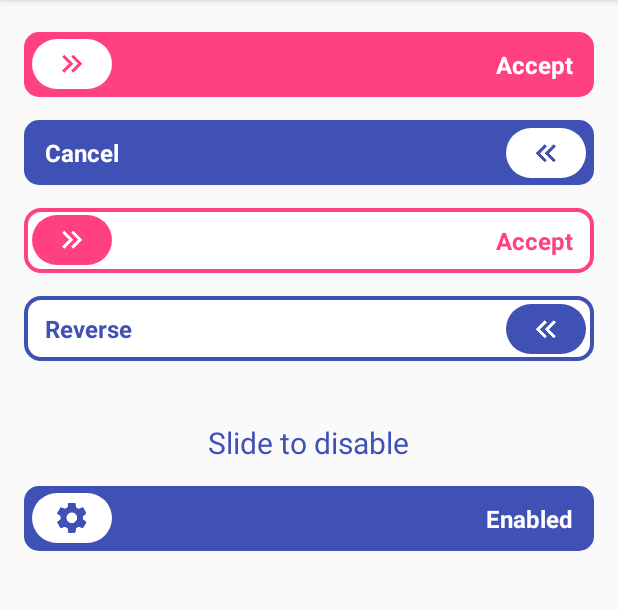
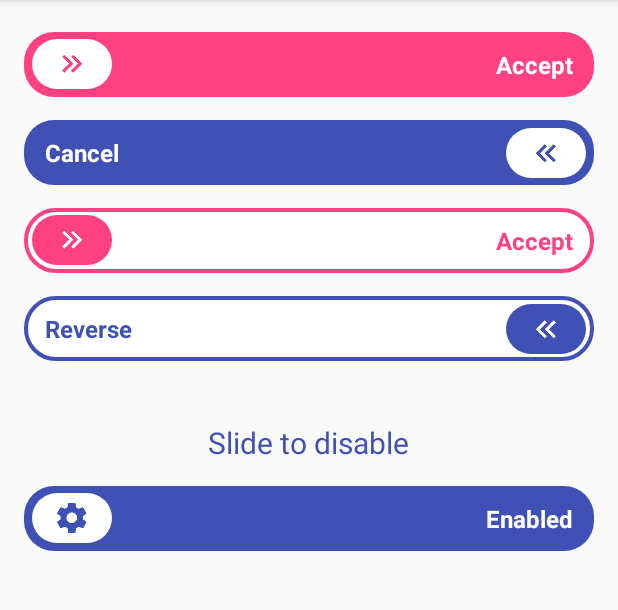
Before and after one commit to SagheerHussainZardari/slideview-master, an Android app: the screen it shows after launch (MainActivity), on a phone screen of 412 x 824 dp, the part 84-694 px from its top. Run offline under Robolectric (Android 15) with nearby library versions, the phone set to English and light mode, and no system bars.

Commit message:
Changed to 20dps

```diff
--- a/slideview/src/main/res/drawable/sv_view_bg.xml
+++ b/slideview/src/main/res/drawable/sv_view_bg.xml
@@ -15,7 +15,7 @@
     </padding>
 
     <corners
-        android:radius="10dp">
+        android:radius="20dp">
     </corners>
 
 </shape>
```
